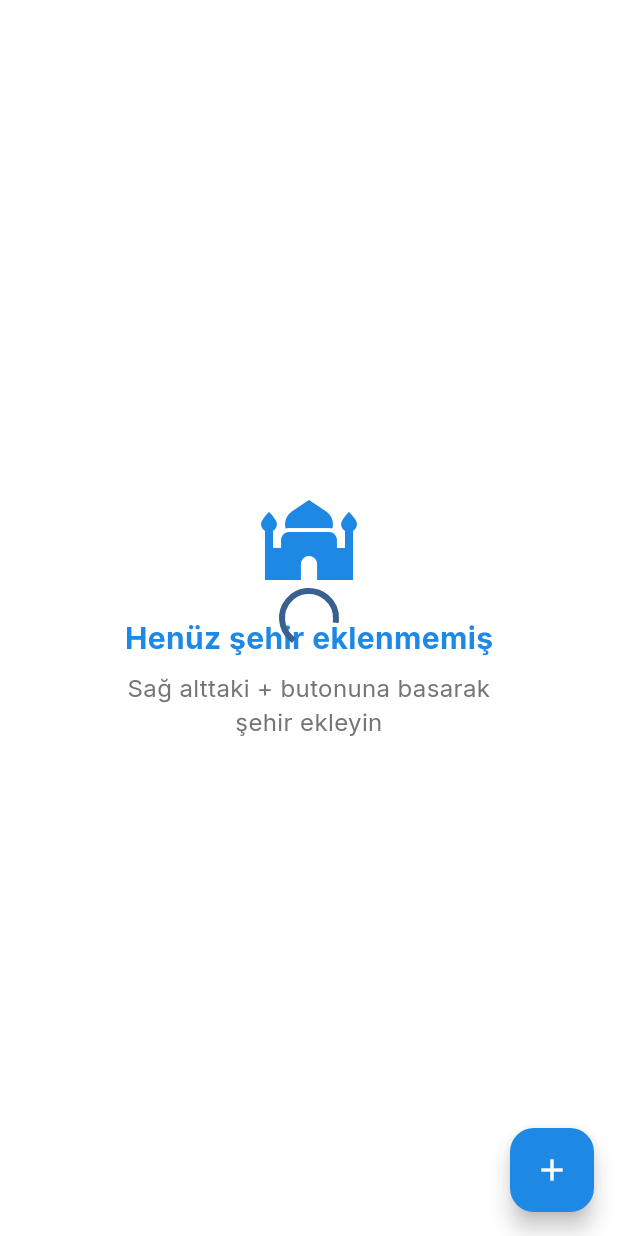
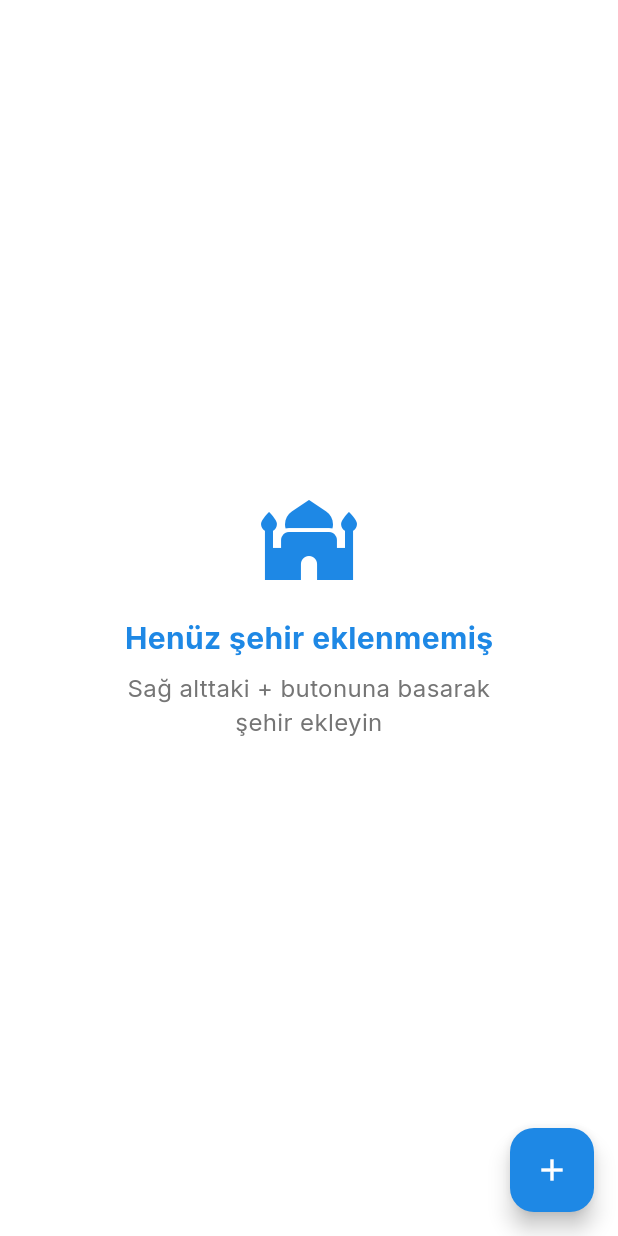
Before and after one commit to emir-ozturk/prayer_date_time, a Flutter app: the first screen one second after launch, on a phone screen of 412 x 824 dp. Run offline on Flutter 3.47's test engine with Material 3 defaults, Android fonts, the light colour scheme and no system bars; our stand-ins replace equatable, flutter_bloc, google_fonts, shared_preferences.

Commit message:
arka plan düzeltildi

```diff
--- a/lib/features/prayer_times/presentation/widgets/animated_background.dart
+++ b/lib/features/prayer_times/presentation/widgets/animated_background.dart
@@ -80,15 +80,7 @@ class _AnimatedBackgroundState extends State<AnimatedBackground> with TickerProv
       child: BlocBuilder<BackgroundAnimationBloc, BackgroundAnimationState>(
         builder: (context, state) {
           if (!_isInitialized || state is BackgroundAnimationInitial) {
-            return Container(
-              color: Colors.white,
-              child: Stack(
-                children: [
-                  widget.child,
-                  Center(child: CircularProgressIndicator()),
-                ],
-              ),
-            );
+            return Container(color: Colors.white, child: widget.child);
           }
 
           String animationType = 'night';
```
